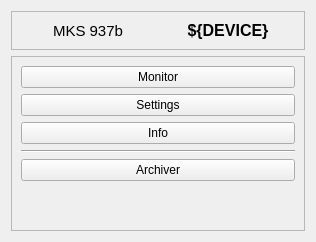
This is ui/mks937b/device_menu.ui in lnls-sirius/pydm-opi as Qt 5 draws it before an edit. The edited form follows.
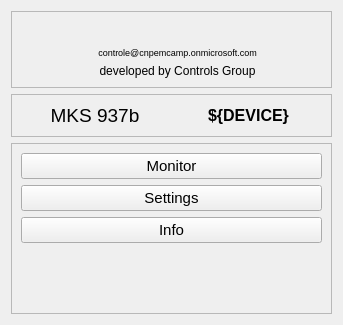
This is the edited form. Icons and pictures are not drawn. Custom widgets are drawn as their Qt base class.

Patch:
```diff
--- a/ui/mks937b/device_menu.ui
+++ b/ui/mks937b/device_menu.ui
@@ -6,8 +6,8 @@
    <rect>
     <x>0</x>
     <y>0</y>
-    <width>316</width>
-    <height>242</height>
+    <width>343</width>
+    <height>325</height>
    </rect>
   </property>
   <property name="windowTitle">
@@ -22,9 +22,27 @@
      <property name="frameShadow">
       <enum>QFrame::Raised</enum>
      </property>
-     <layout class="QVBoxLayout" name="verticalLayout_2">
-      <item>
+     <layout class="QGridLayout" name="gridLayout_2">
+      <item row="3" column="0">
+       <spacer name="verticalSpacer">
+        <property name="orientation">
+         <enum>Qt::Vertical</enum>
+        </property>
+        <property name="sizeHint" stdset="0">
+         <size>
+          <width>20</width>
+          <height>40</height>
+         </size>
+        </property>
+       </spacer>
+      </item>
+      <item row="0" column="0">
        <widget class="PyDMRelatedDisplayButton" name="btnMON">
+        <property name="font">
+         <font>
+          <pointsize>11</pointsize>
+         </font>
+        </property>
         <property name="toolTip">
          <string/>
         </property>
@@ -50,8 +68,13 @@
         </property>
        </widget>
       </item>
-      <item>
+      <item row="1" column="0">
        <widget class="PyDMRelatedDisplayButton" name="btnSettings">
+        <property name="font">
+         <font>
+          <pointsize>11</pointsize>
+         </font>
+        </property>
         <property name="toolTip">
          <string/>
         </property>
@@ -77,8 +100,13 @@
         </property>
        </widget>
       </item>
-      <item>
+      <item row="2" column="0">
        <widget class="PyDMRelatedDisplayButton" name="btnInfo">
+        <property name="font">
+         <font>
+          <pointsize>11</pointsize>
+         </font>
+        </property>
         <property name="toolTip">
          <string/>
         </property>
@@ -104,74 +132,6 @@
         </property>
        </widget>
       </item>
-      <item>
-       <widget class="Line" name="line_3">
-        <property name="orientation">
-         <enum>Qt::Horizontal</enum>
-        </property>
-       </widget>
-      </item>
-      <item>
-       <widget class="PyDMPushButton" name="btnArchiver">
-        <property name="toolTip">
-         <string/>
-        </property>
-        <property name="whatsThis">
-         <string>
-    Basic PushButton to send a fixed value.
-
-    The PyDMPushButton is meant to hold a specific value, and send that value
-    to a channel when it is clicked, much like the MessageButton does in EDM.
-    The PyDMPushButton works in two different modes of operation, first, a
-    fixed value can be given to the :attr:`.pressValue` attribute, whenever the
-    button is clicked a signal containing this value will be sent to the
-    connected channel. This is the default behavior of the button. However, if
-    the :attr:`.relativeChange` is set to True, the fixed value will be added
-    to the current value of the channel. This means that the button will
-    increment a channel by a fixed amount with every click, a consistent
-    relative move
-
-    Parameters
-    ----------
-    parent : QObject, optional
-        Parent of PyDMPushButton
-
-    label : str, optional
-        String to place on button
-
-    icon : QIcon, optional
-        An Icon to display on the PyDMPushButton
-
-    pressValue : int, float, str
-        Value to be sent when the button is clicked
-
-    relative : bool, optional
-        Choice to have the button perform a relative put, instead of always
-        setting to an absolute value
-
-    init_channel : str, optional
-        ID of channel to manipulate
-
-    </string>
-        </property>
-        <property name="text">
-         <string>Archiver</string>
-        </property>
-       </widget>
-      </item>
-      <item>
-       <spacer name="verticalSpacer">
-        <property name="orientation">
-         <enum>Qt::Vertical</enum>
-        </property>
-        <property name="sizeHint" stdset="0">
-         <size>
-          <width>20</width>
-          <height>40</height>
-         </size>
-        </property>
-       </spacer>
-      </item>
      </layout>
     </widget>
    </item>
@@ -188,11 +148,11 @@
        <widget class="QLabel" name="label_3">
         <property name="font">
          <font>
-          <pointsize>11</pointsize>
+          <pointsize>12</pointsize>
          </font>
         </property>
         <property name="text">
-         <string>MKS 937b</string>
+         <string>&lt;html&gt;&lt;head/&gt;&lt;body&gt;&lt;p&gt;&lt;span style=&quot; font-size:14pt;&quot;&gt;MKS 937b&lt;/span&gt;&lt;/p&gt;&lt;/body&gt;&lt;/html&gt;</string>
         </property>
         <property name="alignment">
          <set>Qt::AlignCenter</set>
@@ -219,14 +179,486 @@
      </layout>
     </widget>
    </item>
+   <item row="0" column="0">
+    <widget class="QFrame" name="frame_4">
+     <property name="frameShape">
+      <enum>QFrame::StyledPanel</enum>
+     </property>
+     <property name="frameShadow">
+      <enum>QFrame::Raised</enum>
+     </property>
+     <layout class="QGridLayout" name="gridLayout_3">
+      <item row="0" column="3" colspan="2">
+       <widget class="QLabel" name="label_2">
+        <property name="text">
+         <string>&lt;html&gt;&lt;head/&gt;&lt;body&gt;&lt;p&gt;&lt;img src=&quot;images/CNPEM.jpg&quot;/&gt;&lt;/p&gt;&lt;/body&gt;&lt;/html&gt;</string>
+        </property>
+       </widget>
+      </item>
+      <item row="1" column="4">
+       <widget class="QLabel" name="label_294">
+        <property name="maximumSize">
+         <size>
+          <width>16777215</width>
+          <height>15</height>
+         </size>
+        </property>
+        <property name="palette">
+         <palette>
+          <active>
+           <colorrole role="WindowText">
+            <brush brushstyle="SolidPattern">
+             <color alpha="255">
+              <red>0</red>
+              <green>0</green>
+              <blue>255</blue>
+             </color>
+            </brush>
+           </colorrole>
+           <colorrole role="Button">
+            <brush brushstyle="SolidPattern">
+             <color alpha="255">
+              <red>239</red>
+              <green>235</green>
+              <blue>231</blue>
+             </color>
+            </brush>
+           </colorrole>
+           <colorrole role="Light">
+            <brush brushstyle="SolidPattern">
+             <color alpha="255">
+              <red>255</red>
+              <green>255</green>
+              <blue>255</blue>
+             </color>
+            </brush>
+           </colorrole>
+           <colorrole role="Midlight">
+            <brush brushstyle="SolidPattern">
+             <color alpha="255">
+              <red>247</red>
+              <green>245</green>
+              <blue>243</blue>
+             </color>
+            </brush>
+           </colorrole>
+           <colorrole role="Dark">
+            <brush brushstyle="SolidPattern">
+             <color alpha="255">
+              <red>119</red>
+              <green>117</green>
+              <blue>115</blue>
+             </color>
+            </brush>
+           </colorrole>
+           <colorrole role="Mid">
+            <brush brushstyle="SolidPattern">
+             <color alpha="255">
+              <red>159</red>
+              <green>157</green>
+              <blue>154</blue>
+             </color>
+            </brush>
+           </colorrole>
+           <colorrole role="BrightText">
+            <brush brushstyle="SolidPattern">
+             <color alpha="255">
+              <red>255</red>
+              <green>255</green>
+              <blue>255</blue>
+             </color>
+            </brush>
+           </colorrole>
+           <colorrole role="ButtonText">
+            <brush brushstyle="SolidPattern">
+             <color alpha="255">
+              <red>0</red>
+              <green>0</green>
+              <blue>0</blue>
+             </color>
+            </brush>
+           </colorrole>
+           <colorrole role="Base">
+            <brush brushstyle="SolidPattern">
+             <color alpha="255">
+              <red>255</red>
+              <green>255</green>
+              <blue>255</blue>
+             </color>
+            </brush>
+           </colorrole>
+           <colorrole role="Window">
+            <brush brushstyle="SolidPattern">
+             <color alpha="255">
+              <red>239</red>
+              <green>235</green>
+              <blue>231</blue>
+             </color>
+            </brush>
+           </colorrole>
+           <colorrole role="Shadow">
+            <brush brushstyle="SolidPattern">
+             <color alpha="255">
+              <red>0</red>
+              <green>0</green>
+              <blue>0</blue>
+             </color>
+            </brush>
+           </colorrole>
+           <colorrole role="AlternateBase">
+            <brush brushstyle="SolidPattern">
+             <color alpha="255">
+              <red>247</red>
+              <green>245</green>
+              <blue>243</blue>
+             </color>
+            </brush>
+           </colorrole>
+           <colorrole role="ToolTipBase">
+            <brush brushstyle="SolidPattern">
+             <color alpha="255">
+              <red>255</red>
+              <green>255</green>
+              <blue>220</blue>
+             </color>
+            </brush>
+           </colorrole>
+           <colorrole role="ToolTipText">
+            <brush brushstyle="SolidPattern">
+             <color alpha="255">
+              <red>0</red>
+              <green>0</green>
+              <blue>0</blue>
+             </color>
+            </brush>
+           </colorrole>
+          </active>
+          <inactive>
+           <colorrole role="WindowText">
+            <brush brushstyle="SolidPattern">
+             <color alpha="255">
+              <red>0</red>
+              <green>0</green>
+              <blue>0</blue>
+             </color>
+            </brush>
+           </colorrole>
+           <colorrole role="Button">
+            <brush brushstyle="SolidPattern">
+             <color alpha="255">
+              <red>239</red>
+              <green>235</green>
+              <blue>231</blue>
+             </color>
+            </brush>
+           </colorrole>
+           <colorrole role="Light">
+            <brush brushstyle="SolidPattern">
+             <color alpha="255">
+              <red>255</red>
+              <green>255</green>
+              <blue>255</blue>
+             </color>
+            </brush>
+           </colorrole>
+           <colorrole role="Midlight">
+            <brush brushstyle="SolidPattern">
+             <color alpha="255">
+              <red>247</red>
+              <green>245</green>
+              <blue>243</blue>
+             </color>
+            </brush>
+           </colorrole>
+           <colorrole role="Dark">
+            <brush brushstyle="SolidPattern">
+             <color alpha="255">
+              <red>119</red>
+              <green>117</green>
+              <blue>115</blue>
+             </color>
+            </brush>
+           </colorrole>
+           <colorrole role="Mid">
+            <brush brushstyle="SolidPattern">
+             <color alpha="255">
+              <red>159</red>
+              <green>157</green>
+              <blue>154</blue>
+             </color>
+            </brush>
+           </colorrole>
+           <colorrole role="BrightText">
+            <brush brushstyle="SolidPattern">
+             <color alpha="255">
+              <red>255</red>
+              <green>255</green>
+              <blue>255</blue>
+             </color>
+            </brush>
+           </colorrole>
+           <colorrole role="ButtonText">
+            <brush brushstyle="SolidPattern">
+             <color alpha="255">
+              <red>0</red>
+              <green>0</green>
+              <blue>0</blue>
+             </color>
+            </brush>
+           </colorrole>
+           <colorrole role="Base">
+            <brush brushstyle="SolidPattern">
+             <color alpha="255">
+              <red>255</red>
+              <green>255</green>
+              <blue>255</blue>
+             </color>
+            </brush>
+           </colorrole>
+           <colorrole role="Window">
+            <brush brushstyle="SolidPattern">
+             <color alpha="255">
+              <red>239</red>
+              <green>235</green>
+              <blue>231</blue>
+             </color>
+            </brush>
+           </colorrole>
+           <colorrole role="Shadow">
+            <brush brushstyle="SolidPattern">
+             <color alpha="255">
+              <red>0</red>
+              <green>0</green>
+              <blue>0</blue>
+             </color>
+            </brush>
+           </colorrole>
+           <colorrole role="AlternateBase">
+            <brush brushstyle="SolidPattern">
+             <color alpha="255">
+              <red>247</red>
+              <green>245</green>
+              <blue>243</blue>
+             </color>
+            </brush>
+           </colorrole>
+           <colorrole role="ToolTipBase">
+            <brush brushstyle="SolidPattern">
+             <color alpha="255">
+              <red>255</red>
+              <green>255</green>
+              <blue>220</blue>
+             </color>
+            </brush>
+           </colorrole>
+           <colorrole role="ToolTipText">
+            <brush brushstyle="SolidPattern">
+             <color alpha="255">
+              <red>0</red>
+              <green>0</green>
+              <blue>0</blue>
+             </color>
+            </brush>
+           </colorrole>
+          </inactive>
+          <disabled>
+           <colorrole role="WindowText">
+            <brush brushstyle="SolidPattern">
+             <color alpha="255">
+              <red>119</red>
+              <green>117</green>
+              <blue>115</blue>
+             </color>
+            </brush>
+           </colorrole>
+           <colorrole role="Button">
+            <brush brushstyle="SolidPattern">
+             <color alpha="255">
+              <red>239</red>
+              <green>235</green>
+              <blue>231</blue>
+             </color>
+            </brush>
+           </colorrole>
+           <colorrole role="Light">
+            <brush brushstyle="SolidPattern">
+             <color alpha="255">
+              <red>255</red>
+              <green>255</green>
+              <blue>255</blue>
+             </color>
+            </brush>
+           </colorrole>
+           <colorrole role="Midlight">
+            <brush brushstyle="SolidPattern">
+             <color alpha="255">
+              <red>247</red>
+              <green>245</green>
+              <blue>243</blue>
+             </color>
+            </brush>
+           </colorrole>
+           <colorrole role="Dark">
+            <brush brushstyle="SolidPattern">
+             <color alpha="255">
+              <red>119</red>
+              <green>117</green>
+              <blue>115</blue>
+             </color>
+            </brush>
+           </colorrole>
+           <colorrole role="Mid">
+            <brush brushstyle="SolidPattern">
+             <color alpha="255">
+              <red>159</red>
+              <green>157</green>
+              <blue>154</blue>
+             </color>
+            </brush>
+           </colorrole>
+           <colorrole role="BrightText">
+            <brush brushstyle="SolidPattern">
+             <color alpha="255">
+              <red>255</red>
+              <green>255</green>
+              <blue>255</blue>
+             </color>
+            </brush>
+           </colorrole>
+           <colorrole role="ButtonText">
+            <brush brushstyle="SolidPattern">
+             <color alpha="255">
+              <red>119</red>
+              <green>117</green>
+              <blue>115</blue>
+             </color>
+            </brush>
+           </colorrole>
+           <colorrole role="Base">
+            <brush brushstyle="SolidPattern">
+             <color alpha="255">
+              <red>239</red>
+              <green>235</green>
+              <blue>231</blue>
+             </color>
+            </brush>
+           </colorrole>
+           <colorrole role="Window">
+            <brush brushstyle="SolidPattern">
+             <color alpha="255">
+              <red>239</red>
+              <green>235</green>
+              <blue>231</blue>
+             </color>
+            </brush>
+           </colorrole>
+           <colorrole role="Shadow">
+            <brush brushstyle="SolidPattern">
+             <color alpha="255">
+              <red>0</red>
+              <green>0</green>
+              <blue>0</blue>
+             </color>
+            </brush>
+           </colorrole>
+           <colorrole role="AlternateBase">
+            <brush brushstyle="SolidPattern">
+             <color alpha="255">
+              <red>239</red>
+              <green>235</green>
+              <blue>231</blue>
+             </color>
+            </brush>
+           </colorrole>
+           <colorrole role="ToolTipBase">
+            <brush brushstyle="SolidPattern">
+             <color alpha="255">
+              <red>255</red>
+              <green>255</green>
+              <blue>220</blue>
+             </color>
+            </brush>
+           </colorrole>
+           <colorrole role="ToolTipText">
+            <brush brushstyle="SolidPattern">
+             <color alpha="255">
+              <red>0</red>
+              <green>0</green>
+              <blue>0</blue>
+             </color>
+            </brush>
+           </colorrole>
+          </disabled>
+         </palette>
+        </property>
+        <property name="font">
+         <font>
+          <pointsize>7</pointsize>
+         </font>
+        </property>
+        <property name="text">
+         <string>controle@cnpemcamp.onmicrosoft.com</string>
+        </property>
+        <property name="alignment">
+         <set>Qt::AlignCenter</set>
+        </property>
+       </widget>
+      </item>
+      <item row="2" column="4">
+       <widget class="QLabel" name="label_296">
+        <property name="maximumSize">
+         <size>
+          <width>16777215</width>
+          <height>20</height>
+         </size>
+        </property>
+        <property name="text">
+         <string>developed by Controls Group</string>
+        </property>
+        <property name="alignment">
+         <set>Qt::AlignCenter</set>
+        </property>
+       </widget>
+      </item>
+      <item row="0" column="1" rowspan="3">
+       <widget class="QLabel" name="label_5">
+        <property name="text">
+         <string>&lt;html&gt;&lt;head/&gt;&lt;body&gt;&lt;p&gt;&lt;img src=&quot;images/LNLS.png&quot;/&gt;&lt;/p&gt;&lt;/body&gt;&lt;/html&gt;</string>
+        </property>
+       </widget>
+      </item>
+      <item row="0" column="5">
+       <spacer name="horizontalSpacer">
+        <property name="orientation">
+         <enum>Qt::Horizontal</enum>
+        </property>
+        <property name="sizeHint" stdset="0">
+         <size>
+          <width>40</width>
+          <height>20</height>
+         </size>
+        </property>
+       </spacer>
+      </item>
+      <item row="0" column="0">
+       <spacer name="horizontalSpacer_2">
+        <property name="orientation">
+         <enum>Qt::Horizontal</enum>
+        </property>
+        <property name="sizeHint" stdset="0">
+         <size>
+          <width>40</width>
+          <height>20</height>
+         </size>
+        </property>
+       </spacer>
+      </item>
+     </layout>
+    </widget>
+   </item>
   </layout>
  </widget>
  <customwidgets>
-  <customwidget>
-   <class>PyDMPushButton</class>
-   <extends>QPushButton</extends>
-   <header>pydm.widgets.pushbutton</header>
-  </customwidget>
   <customwidget>
    <class>PyDMRelatedDisplayButton</class>
    <extends>QPushButton</extends>
```
